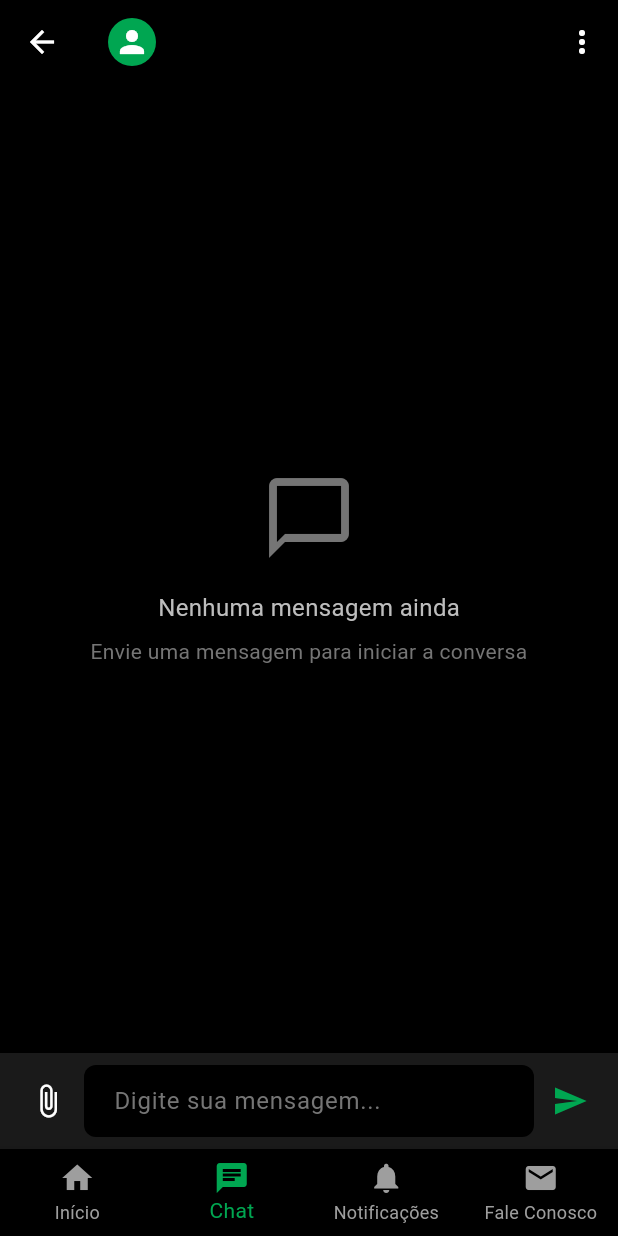
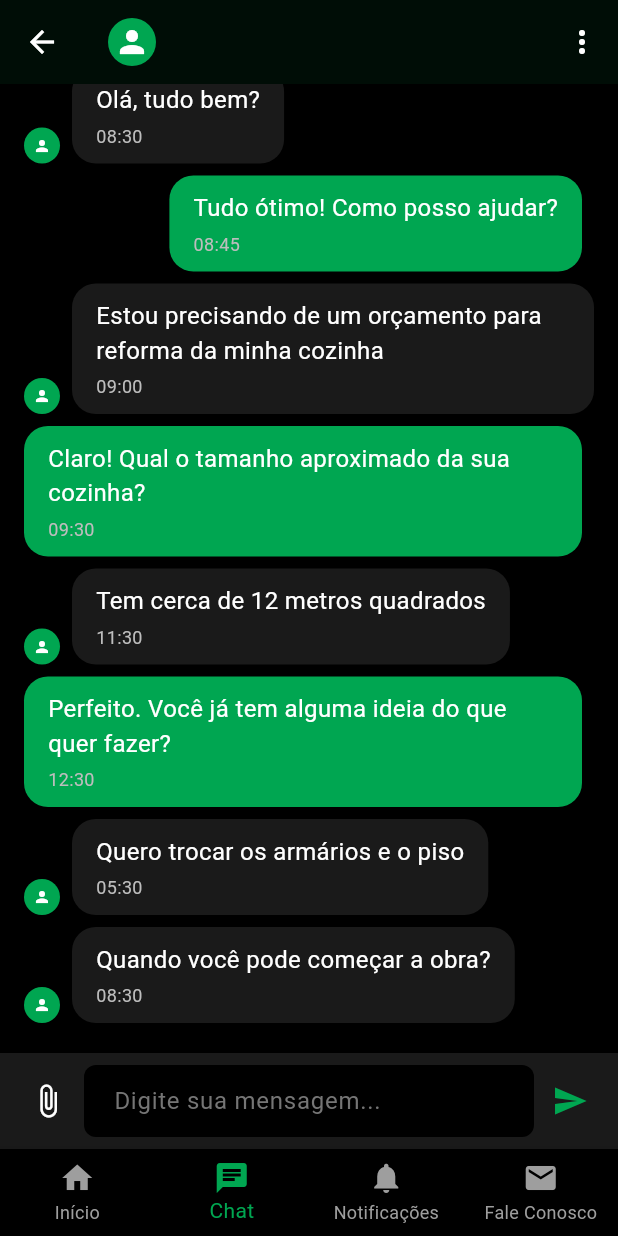
Before and after one commit to vashxd/obratus, a Flutter app: the ChatScreen screen opened directly with empty values, on a phone screen of 412 x 824 dp. Run offline on Flutter 3.47's test engine with Material 3 defaults, Android fonts, the phone set to English and light mode, and no system bars; our stand-ins replace cloud_firestore, firebase_auth, flutter_svg, hive, hive_flutter, image_picker and 1 more; accounts and stored records are empty; network calls fail.

Commit message:
chat mocado

```diff
--- /dev/null
+++ b/lib/data/mock_chat_data.dart
@@ -0,0 +1,163 @@
+import '../models/message_model.dart';
+import 'package:uuid/uuid.dart';
+
+/// Classe para fornecer dados mockados (simulados) para o chat
+class MockChatData {
+  static final Uuid _uuid = Uuid();
+
+  /// Gera uma lista de conversas mockadas
+  static List<ChatModel> getMockChats(String currentUserId) {
+    final now = DateTime.now();
+
+    return [
+      ChatModel(
+        id: '1',
+        participants: [currentUserId, 'user1'],
+        createdAt: now.subtract(const Duration(days: 5)),
+        lastMessageTime: now.subtract(const Duration(hours: 2)),
+        lastMessageText: 'Quando você pode começar a obra?',
+        lastMessageSenderId: 'user1',
+        unreadCount: {currentUserId: 2, 'user1': 0},
+        participantNames: {currentUserId: 'Você', 'user1': 'João Silva'},
+        participantPhotos: {currentUserId: null, 'user1': null},
+      ),
+      ChatModel(
+        id: '2',
+        participants: [currentUserId, 'user2'],
+        createdAt: now.subtract(const Duration(days: 3)),
+        lastMessageTime: now.subtract(const Duration(days: 1)),
+        lastMessageText: 'O orçamento ficou ótimo, vamos fechar!',
+        lastMessageSenderId: currentUserId,
+        unreadCount: {currentUserId: 0, 'user2': 1},
+        participantNames: {currentUserId: 'Você', 'user2': 'Maria Pereira'},
+        participantPhotos: {currentUserId: null, 'user2': null},
+      ),
+      ChatModel(
+        id: '3',
+        participants: [currentUserId, 'user3'],
+        createdAt: now.subtract(const Duration(days: 10)),
+        lastMessageTime: now.subtract(const Duration(hours: 12)),
+        lastMessageText: 'Preciso de um pedreiro para reforma',
+        lastMessageSenderId: 'user3',
+        unreadCount: {currentUserId: 1, 'user3': 0},
+        participantNames: {currentUserId: 'Você', 'user3': 'Carlos Mendes'},
+        participantPhotos: {currentUserId: null, 'user3': null},
+      ),
+      ChatModel(
+        id: '4',
+        participants: [currentUserId, 'user4'],
+        createdAt: now.subtract(const Duration(days: 7)),
+        lastMessageTime: now.subtract(const Duration(hours: 36)),
+        lastMessageText: 'Você tem disponibilidade na próxima semana?',
+        lastMessageSenderId: currentUserId,
+        unreadCount: {currentUserId: 0, 'user4': 1},
+        participantNames: {currentUserId: 'Você', 'user4': 'Ana Oliveira'},
+        participantPhotos: {currentUserId: null, 'user4': null},
+      ),
+    ];
+  }
+
+  /// Gera mensagens mockadas para um chat específico
+  static List<MessageModel> getMockMessages(String chatId, String currentUserId) {
+    final now = DateTime.now();
+    String otherUserId;
+    String otherUserName;
+
+    switch (chatId) {
+      case '1':
+        otherUserId = 'user1';
+        otherUserName = 'João Silva';
+        break;
+      case '2':
+        otherUserId = 'user2';
+        otherUserName = 'Maria Pereira';
+        break;
+      case '3':
+        otherUserId = 'user3';
+        otherUserName = 'Carlos Mendes';
+        break;
+      case '4':
+        otherUserId = 'user4';
+        otherUserName = 'Ana Oliveira';
+        break;
+      default:
+        otherUserId = 'user1';
+        otherUserName = 'João Silva';
+    }
+
+    return [
+      MessageModel(
+        id: _uuid.v4(),
+        chatId: chatId,
+        senderId: otherUserId,
+        receiverId: currentUserId,
+        text: 'Olá, tudo bem?',
+        timestamp: now.subtract(const Duration(days: 1, hours: 2)),
+        read: true,
+      ),
+      MessageModel(
+        id: _uuid.v4(),
+        chatId: chatId,
+        senderId: currentUserId,
+        receiverId: otherUserId,
+        text: 'Tudo ótimo! Como posso ajudar?',
+        timestamp: now.subtract(const Duration(days: 1, hours: 1, minutes: 45)),
+        read: true,
+      ),
+      MessageModel(
+        id: _uuid.v4(),
+        chatId: chatId,
+        senderId: otherUserId,
+        receiverId: currentUserId,
+        text: 'Estou precisando de um orçamento para reforma da minha cozinha',
+        timestamp: now.subtract(const Duration(days: 1, hours: 1, minutes: 30)),
+        read: true,
+      ),
+      MessageModel(
+        id: _uuid.v4(),
+        chatId: chatId,
+        senderId: currentUserId,
+        receiverId: otherUserId,
+        text: 'Claro! Qual o tamanho aproximado da sua cozinha?',
+        timestamp: now.subtract(const Duration(days: 1, hours: 1)),
+        read: true,
+      ),
+      MessageModel(
+        id: _uuid.v4(),
+        chatId: chatId,
+        senderId: otherUserId,
+        receiverId: currentUserId,
+        text: 'Tem cerca de 12 metros quadrados',
+        timestamp: now.subtract(const Duration(hours: 23)),
+        read: true,
+      ),
+      MessageModel(
+        id: _uuid.v4(),
+        chatId: chatId,
+        senderId: currentUserId,
+        receiverId: otherUserId,
+        text: 'Perfeito. Você já tem alguma ideia do que quer fazer?',
+        timestamp: now.subtract(const Duration(hours: 22)),
+        read: true,
+      ),
+      MessageModel(
+        id: _uuid.v4(),
+        chatId: chatId,
+        senderId: otherUserId,
+        receiverId: currentUserId,
+        text: 'Quero trocar os armários e o piso',
+        timestamp: now.subtract(const Duration(hours: 5)),
+        read: true,
+      ),
+      MessageModel(
+        id: _uuid.v4(),
+        chatId: chatId,
+        senderId: otherUserId,
+        receiverId: currentUserId,
+        text: 'Quando você pode começar a obra?',
+        timestamp: now.subtract(const Duration(hours: 2)),
+        read: chatId != '1', // Não lida apenas para o chat 1
+      ),
+    ];
+  }
+}
```
Also changed, not shown: lib/screens/chat/chat_list_screen.dart (+14 -34 lines), lib/screens/chat/chat_screen.dart (+46 -9 lines), lib/screens/home/user_type_screen.dart (+5 -2 lines).
